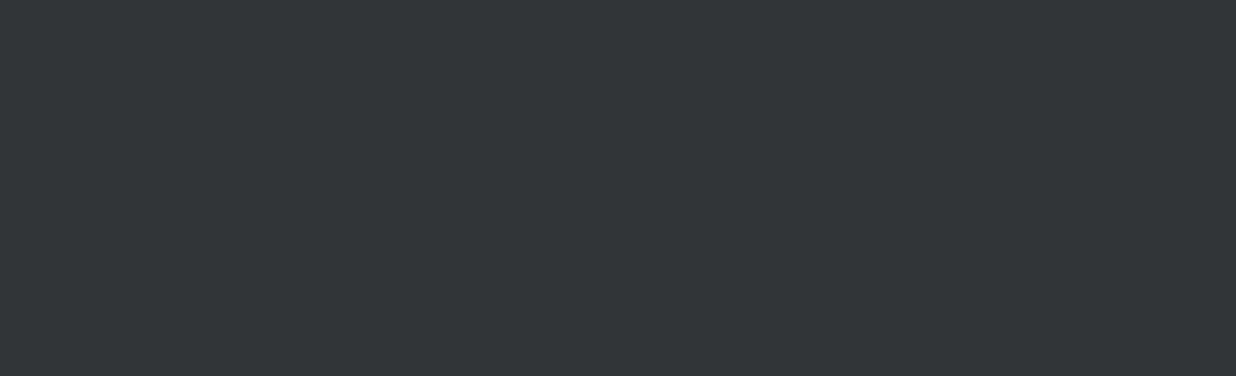
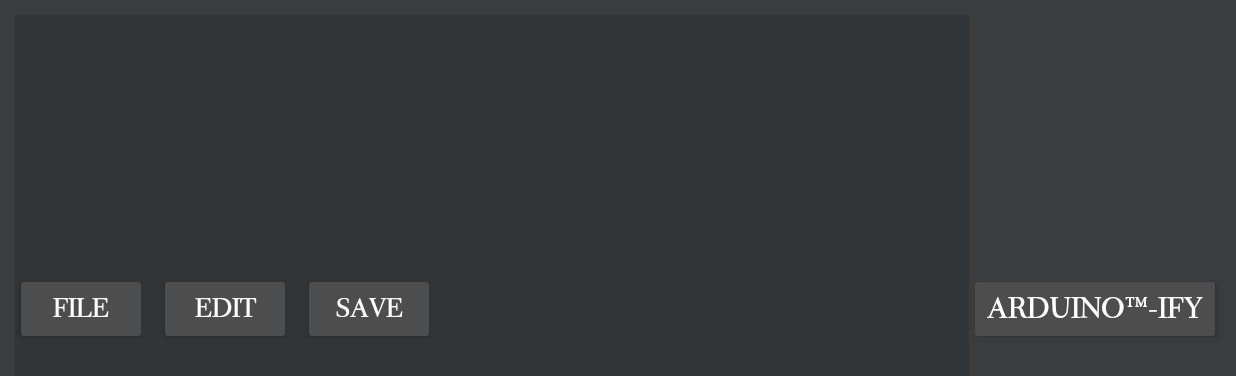
Before and after one commit to JonathanLacabe/LightNote, an Android app built with Jetpack Compose: the NewActivity screen opened directly, with no data from a screen before it, on a phone screen of 824 x 412 dp (held sideways). Before the commit the part shown is empty. Shown: the top 376 px of the screen. Run offline under Robolectric (Android 15) with nearby library versions, the phone set to English and light mode, and no system bars.

Commit message:
functionality increased dramatically, first two real pages added.

```diff
--- a/app/src/main/res/layout/activity_new.xml
+++ b/app/src/main/res/layout/activity_new.xml
@@ -7,6 +7,83 @@
     android:theme="@style/Theme.LightNote"
     tools:context=".NewActivity">
 
-    <!-- Blank page for New activity -->
+    <!-- Top Buttons Row -->
+    <androidx.constraintlayout.widget.ConstraintLayout
+        android:id="@+id/topButtonsLayout"
+        android:layout_width="match_parent"
+        android:layout_height="wrap_content"
+        android:background="#3B3C3D"
+    android:padding="10dp">
+
+    <!-- File Button -->
+    <Button
+        android:id="@+id/fileButton"
+        android:layout_width="wrap_content"
+        android:layout_height="wrap_content"
+        android:text="File"
+        android:textColor="#FFFFFF"
+        android:backgroundTint="#4D4D4D"
+        android:textSize="18sp"
+        android:fontFamily="@font/quadriga_bq"
+        app:layout_constraintStart_toStartOf="parent"
+        app:layout_constraintTop_toTopOf="parent"
+        app:layout_constraintBottom_toBottomOf="parent" />
+
+    <!-- Edit Button -->
+    <Button
+        android:id="@+id/editButton"
+        android:layout_width="wrap_content"
+        android:layout_height="wrap_content"
+        android:text="Edit"
+        android:textColor="#FFFFFF"
+        android:backgroundTint="#4D4D4D"
+        android:textSize="18sp"
+        android:layout_marginStart="8dp"
+        android:fontFamily="@font/quadriga_bq"
+        app:layout_constraintStart_toEndOf="@id/fileButton"
+        app:layout_constraintTop_toTopOf="parent"
+        app:layout_constraintBottom_toBottomOf="parent" />
+
+    <!-- Save Button -->
+    <Button
+        android:id="@+id/saveButton"
+        android:layout_width="wrap_content"
+        android:layout_height="wrap_content"
+        android:text="Save"
+        android:textColor="#FFFFFF"
+        android:backgroundTint="#4D4D4D"
+        android:textSize="18sp"
+        android:layout_marginStart="8dp"
+        android:fontFamily="@font/quadriga_bq"
+        app:layout_constraintStart_toEndOf="@id/editButton"
+        app:layout_constraintTop_toTopOf="parent"
+        app:layout_constraintBottom_toBottomOf="parent" />
+
+
+    <!-- Empty Space (to be elaborated later) -->
+    <View
+        android:layout_width="0dp"
+        android:layout_height="wrap_content"
+        app:layout_constraintStart_toEndOf="@id/redoButton"
+        app:layout_constraintTop_toTopOf="parent"
+        app:layout_constraintBottom_toBottomOf="parent"
+        app:layout_constraintEnd_toStartOf="@id/arduinoButton"
+        android:layout_marginStart="10dp" />
+
+    <!-- Arduino™-ify Button -->
+    <Button
+        android:id="@+id/arduinoButton"
+        android:layout_width="wrap_content"
+        android:layout_height="wrap_content"
+        android:text="Arduino™-ify"
+        android:textColor="#FFFFFF"
+        android:backgroundTint="#4D4D4D"
+        android:textSize="20sp"
+        android:fontFamily="@font/quadriga_bq"
+        app:layout_constraintEnd_toEndOf="parent"
+        app:layout_constraintTop_toTopOf="parent"
+        app:layout_constraintBottom_toBottomOf="parent" />
 
 </androidx.constraintlayout.widget.ConstraintLayout>
+
+    </androidx.constraintlayout.widget.ConstraintLayout>
--- a/app/src/main/res/values/strings.xml
+++ b/app/src/main/res/values/strings.xml
@@ -1,4 +1,4 @@
 <resources>
-    <string name="app_name">LightNote - MIDI Editor</string>
+    <string name="app_name">LightNote - MIDI Player</string>
     <string name="descriptionLogo">The Logo of LightNote, with the text \'Light\' being drawn brightly, and \'Note\' being drawn with music notes.</string>
 </resources>
```
Also changed, not shown: app/src/main/res/drawable/glow_effect.xml (added, +18 -0 lines), app/src/main/res/layout/activity_main.xml (+45 -30 lines), app/src/main/res/drawable/app_logo_transp.png (added).
